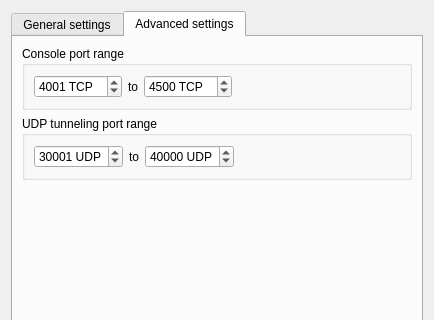
Qt form gns3/modules/vpcs/ui/vpcs_preferences_page.ui (GNS3/gns3-gui) before a commit; both pictures show x 0 to 434 and y 0 to 320 of the 434 by 508 pixel window.
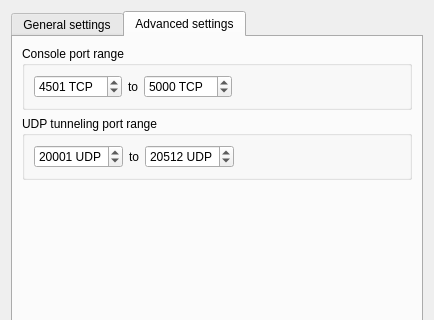
The same form after that commit. The open tabs and pages were chosen to show the change.

Patch:
```diff
--- a/gns3/modules/vpcs/ui/vpcs_preferences_page.ui
+++ b/gns3/modules/vpcs/ui/vpcs_preferences_page.ui
@@ -141,7 +141,7 @@
              <number>65535</number>
             </property>
             <property name="value">
-             <number>4001</number>
+             <number>4501</number>
             </property>
            </widget>
           </item>
@@ -161,7 +161,7 @@
              <number>65535</number>
             </property>
             <property name="value">
-             <number>4500</number>
+             <number>5000</number>
             </property>
            </widget>
           </item>
@@ -196,7 +196,7 @@
              <number>65535</number>
             </property>
             <property name="value">
-             <number>30001</number>
+             <number>20001</number>
             </property>
            </widget>
           </item>
@@ -216,7 +216,7 @@
              <number>65535</number>
             </property>
             <property name="value">
-             <number>40000</number>
+             <number>20512</number>
             </property>
            </widget>
           </item>
```
Left out of the diff: 8 changed lines with no effect on the pictures.
